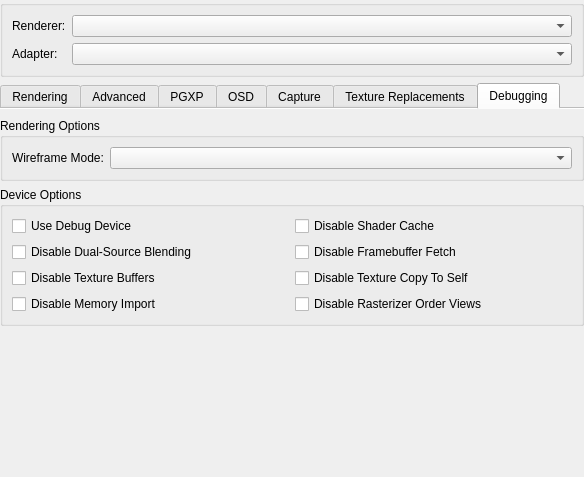
Qt form src/duckstation-qt/graphicssettingswidget.ui (kofxi3584karlayang/duckstation) before a commit.
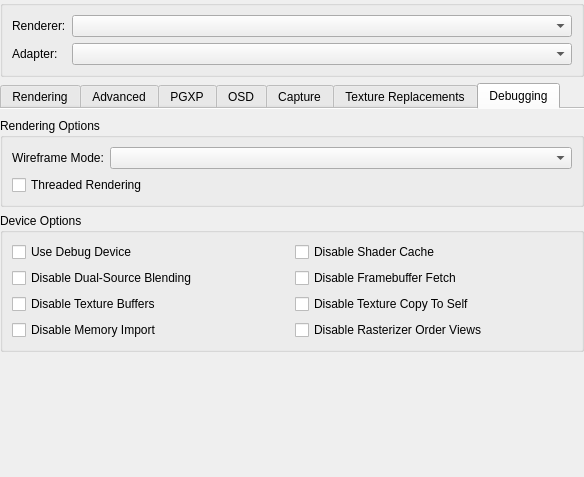
The same form after that commit. The open tabs and pages were chosen to show the change.

Commit message:
Qt: Move threaded rendering toggle to Debug tab
Frees up some space.

The edit to the form file:
```diff
--- a/src/duckstation-qt/graphicssettingswidget.ui
+++ b/src/duckstation-qt/graphicssettingswidget.ui
@@ -405,13 +405,6 @@
           </item>
           <item row="2" column="0" colspan="2">
            <layout class="QGridLayout" name="gridLayout_5">
-            <item row="1" column="1">
-             <widget class="QCheckBox" name="gpuThread">
-              <property name="text">
-               <string>Threaded Rendering</string>
-              </property>
-             </widget>
-            </item>
             <item row="0" column="1">
              <widget class="QCheckBox" name="scaledDithering">
               <property name="text">
@@ -1223,6 +1216,17 @@
           <item row="0" column="1">
            <widget class="QComboBox" name="gpuWireframeMode"/>
           </item>
+          <item row="1" column="0" colspan="2">
+           <layout class="QGridLayout" name="gridLayout_4">
+            <item row="0" column="0">
+             <widget class="QCheckBox" name="gpuThread">
+              <property name="text">
+               <string>Threaded Rendering</string>
+              </property>
+             </widget>
+            </item>
+           </layout>
+          </item>
          </layout>
         </widget>
        </item>
```
Left out of the diff: 2 changed lines with no effect on the pictures. The commit also changes 2 other files.
